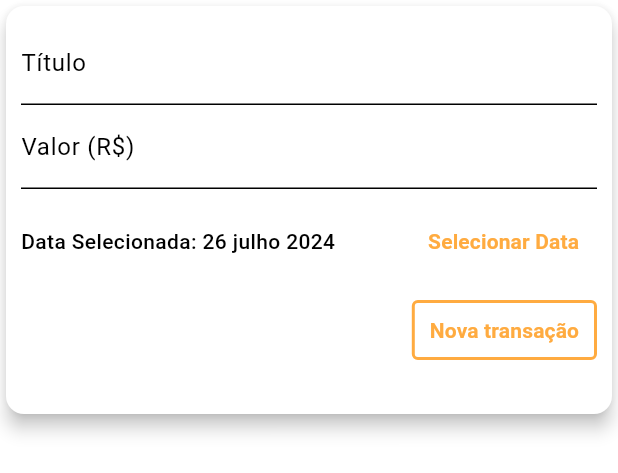
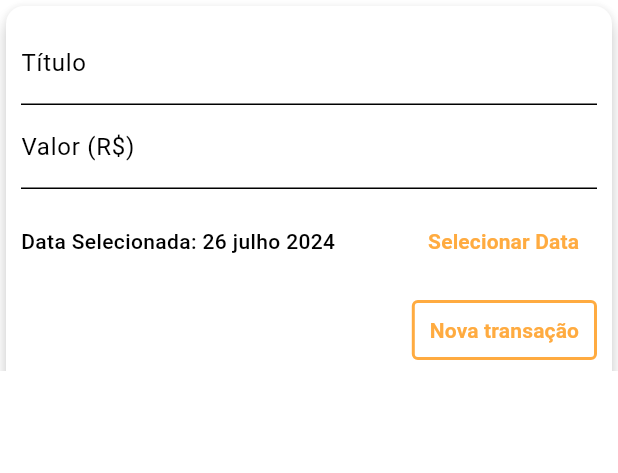
Before and after one commit to jefersonmatheusx/Flutter, a Flutter app: the TransactionForm widget shown alone on an empty page, opened directly with empty values, on a phone screen of 412 x 824 dp. Shown: the top 473 px of the screen. Run offline on Flutter 3.47's test engine with Material 3 defaults, Android fonts, the phone set to English and light mode, and no system bars.

Commit message:
feat: responsividade

```diff
--- a/Cod3r/expenses/lib/components/transaction_form.dart
+++ b/Cod3r/expenses/lib/components/transaction_form.dart
@@ -1,4 +1,5 @@
 import 'package:flutter/material.dart';
+import 'package:intl/date_symbol_data_local.dart';
 import 'package:intl/intl.dart';
 
 class TransactionForm extends StatefulWidget {
@@ -17,6 +18,11 @@ class _TransactionFormState extends State<TransactionForm> {
   final _titleController = TextEditingController();
   final _valueController = TextEditingController();
   DateTime _selectedDate = DateTime.now();
+
+  void initState() {
+    super.initState();
+    initializeDateFormatting('pt_BR', null);
+  }
 
   _showDatePicker() {
     showDatePicker(
@@ -46,12 +52,24 @@ class _TransactionFormState extends State<TransactionForm> {
 
   @override
   Widget build(BuildContext context) {
+    final mediaQuery = MediaQuery.of(context);
+    bool isLandscape = mediaQuery.orientation == Orientation.landscape;
+    var alturaTela = mediaQuery.size.height;
+    var alturaKeyboard = mediaQuery.viewInsets.bottom;
+
     return Container(
-      height: 280,
+      height: isLandscape
+          ? alturaTela * 0.90 + alturaKeyboard
+          : alturaTela * 0.3 + alturaKeyboard,
+      child: SingleChildScrollView(
         child: Card(
           elevation: 5,
           child: Padding(
-          padding: EdgeInsets.all(10),
+            padding: EdgeInsets.only(
+                bottom: 100 + mediaQuery.viewInsets.bottom,
+                left: 10,
+                right: 10,
+                top: 10),
             child: Column(children: <Widget>[
               TextField(
                 onSubmitted: (_) => _submitForm(),
@@ -115,6 +133,7 @@ class _TransactionFormState extends State<TransactionForm> {
             ]),
           ),
         ),
+      ),
     );
   }
 }
```
Also changed, not shown: Cod3r/expenses/lib/main.dart (+14 -15 lines). Lines whose indentation alone changed are shown as unchanged.
